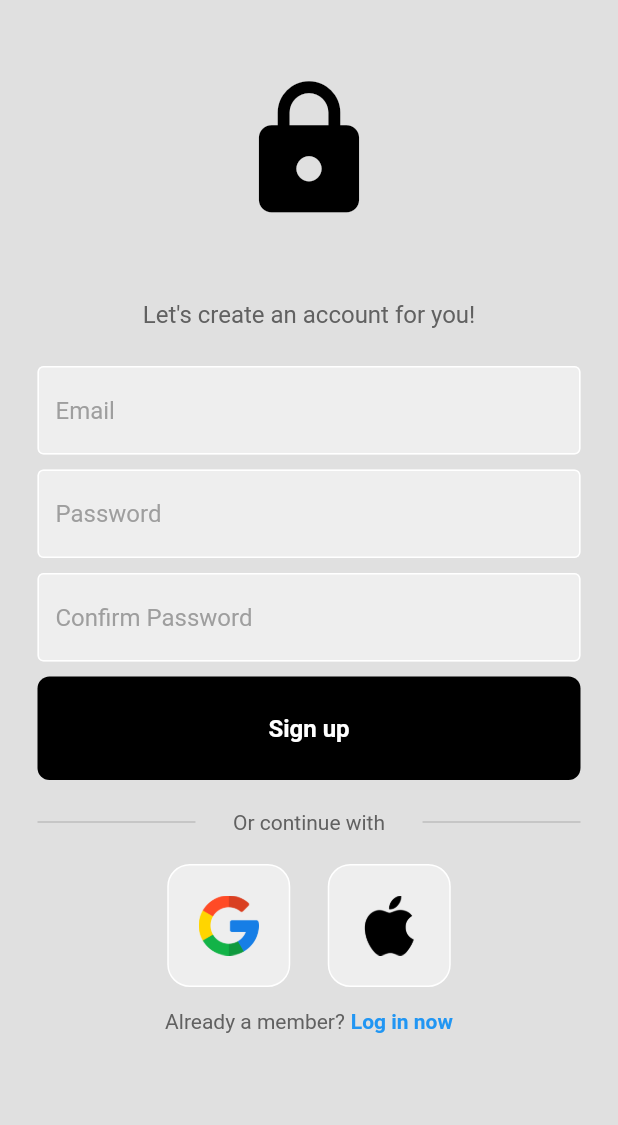
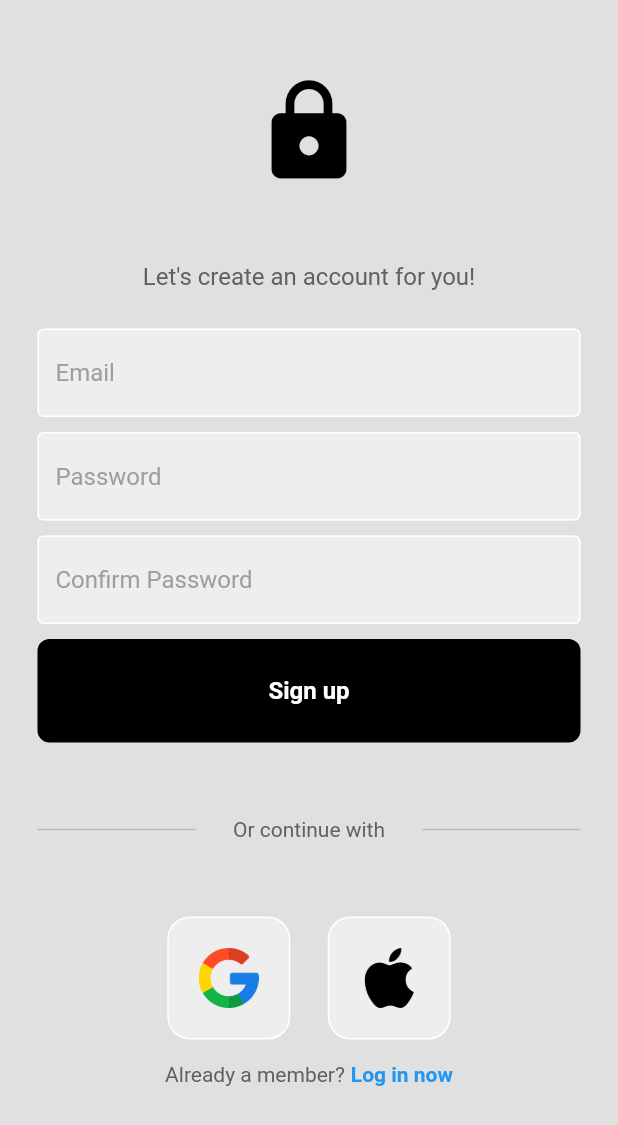
Before and after one commit to Sommos/Flutter_Simple_Login, a Flutter app: the screen it shows after launch, after a tap on "Register Now", on a phone screen of 412 x 824 dp. Shown: the top 1125 px of the screen. Run offline on Flutter 3.47's test engine with Material 2 defaults, Android fonts, the phone set to English and light mode, and no system bars; our stand-ins replace firebase_auth, firebase_core, google_sign_in; accounts and stored records are empty; generated files the repository leaves out were written again; network calls fail.

Commit message:
updated style

```diff
--- a/lib/main.dart
+++ b/lib/main.dart
@@ -1,8 +1,8 @@
+import 'package:firebase_core/firebase_core.dart';
 import 'package:flutter/material.dart';
-import 'package:firebase_core/firebase_core.dart';
-import 'firebase_options.dart';
 
 import 'pages/auth_page.dart';
+import 'firebase_options.dart';
 
 void main() async {
   WidgetsFlutterBinding.ensureInitialized();
@@ -16,7 +16,7 @@ class MyApp extends StatelessWidget {
   const MyApp({super.key});
 
   @override
-  Widget build(BuildContext context) {
+  build(BuildContext context) {
     return const MaterialApp(
       debugShowCheckedModeBanner: false,
       home: AuthPage(),
--- a/lib/pages/home_page.dart
+++ b/lib/pages/home_page.dart
@@ -1,5 +1,5 @@
+import 'package:firebase_auth/firebase_auth.dart';
 import 'package:flutter/material.dart';
-import 'package:firebase_auth/firebase_auth.dart';
 
 class HomePage extends StatelessWidget {
   HomePage({super.key});
--- a/lib/pages/login_page.dart
+++ b/lib/pages/login_page.dart
@@ -88,7 +88,7 @@ class _LoginPageState extends State<LoginPage> {
                 const Icon(
                   Icons.lock,
                   color: Colors.black,
-                  size: 100,
+                  size: 75,
                 ),
 
                 const SizedBox(height: 50),
@@ -203,7 +203,7 @@ class _LoginPageState extends State<LoginPage> {
                   ],
                 ),
 
-                const SizedBox(height: 20),
+                const SizedBox(height: 15),
 
                 // not a member? register now
                 Row(
--- a/lib/pages/register_page.dart
+++ b/lib/pages/register_page.dart
@@ -95,7 +95,7 @@ class _RegisterPageState extends State<RegisterPage> {
                 const Icon(
                   Icons.lock,
                   color: Colors.black,
-                  size: 100,
+                  size: 75,
                 ),
 
                 const SizedBox(height: 50),
@@ -143,7 +143,7 @@ class _RegisterPageState extends State<RegisterPage> {
                   message: "Sign up",
                 ),
 
-                const SizedBox(height: 20),
+                const SizedBox(height: 50),
 
                 // or continue with
                 Padding(
@@ -177,7 +177,7 @@ class _RegisterPageState extends State<RegisterPage> {
                   ),
                 ),
 
-                const SizedBox(height: 20),
+                const SizedBox(height: 50),
 
                 // google & apple sign in buttons
                 Row(
```
Also changed, not shown: pubspec.yaml (line endings or trailing spaces), 1 other file.
